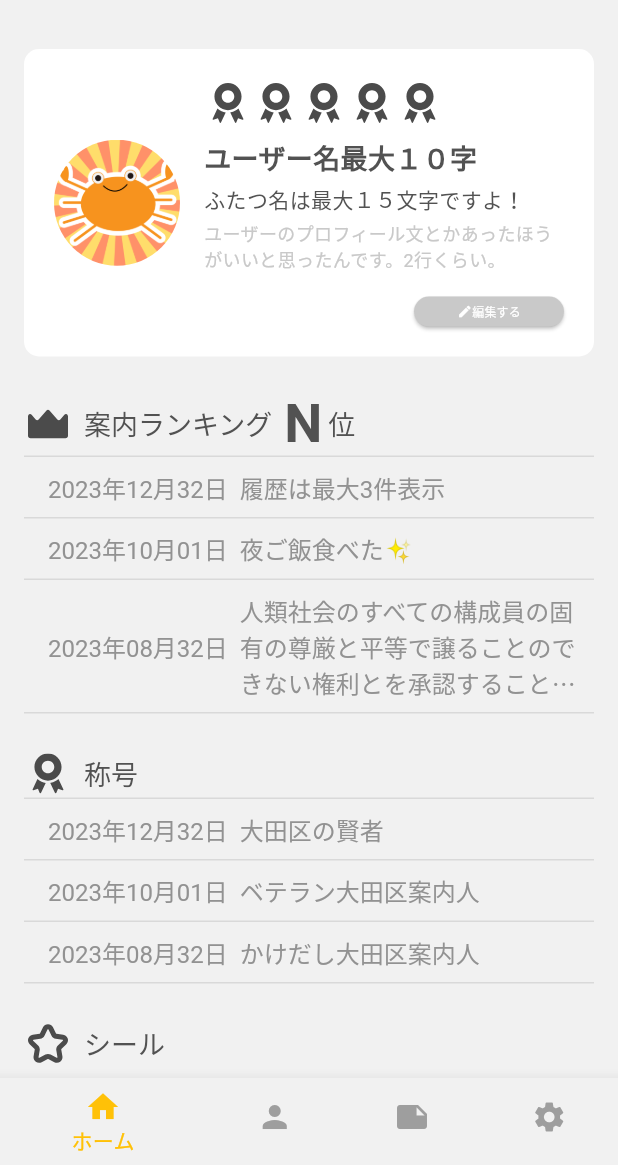
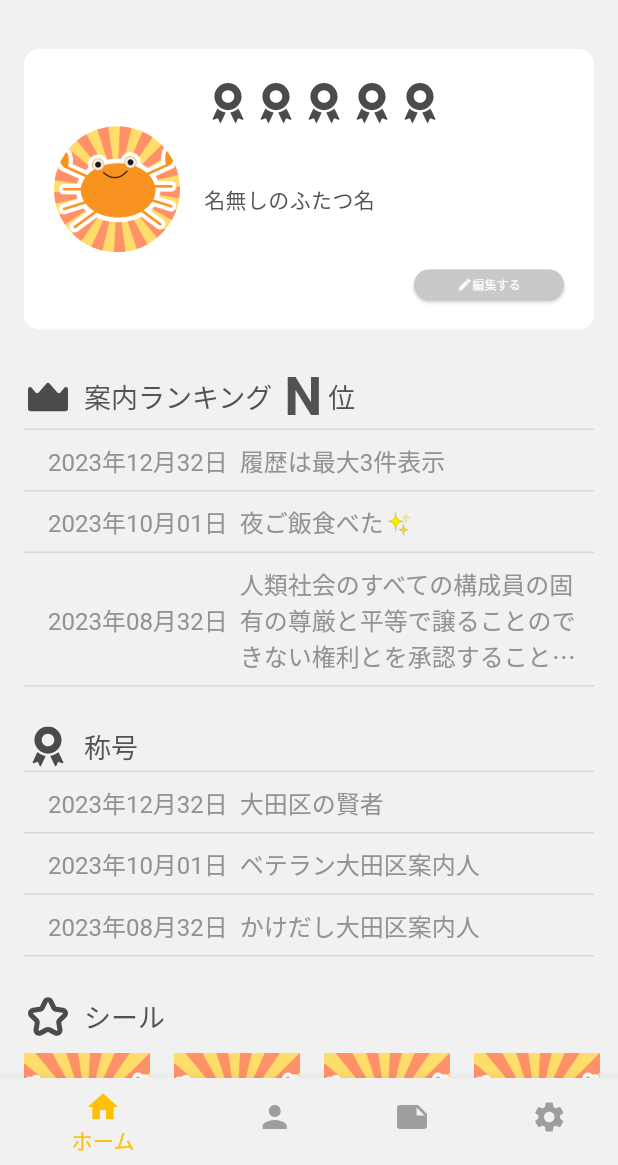
Before and after one commit to mokumoku-party/goupon_app, a Flutter app: the HomePage screen opened by its route, on a phone screen of 412 x 824 dp, the part 71-1236 px from its top. Run offline on Flutter 3.47's test engine with Material 2 defaults, Android fonts, the phone set to English and light mode, and no system bars; our stand-ins replace camera, dio, flutter_hooks, flutter_svg, flutter_svg_provider, freezed_annotation and 8 more; missing offline and left inert: dotlottie_loader, flutter_config; accounts and stored records are empty.

Commit message:
👍 ユーザデータ反映

```diff
--- a/lib/data/personal_state.dart
+++ b/lib/data/personal_state.dart
@@ -9,6 +9,8 @@ class PersonalState with _$PersonalState {
     @Default(UserType.none) UserType type,
     @Default('') String name,
     @Default('') String uuid,
+    String? nickname,
+    String? description,
   }) = _PersonalState;
 
   PersonalState._();
--- a/lib/pages/home_page.dart
+++ b/lib/pages/home_page.dart
@@ -250,6 +250,8 @@ class _ListItem extends HookConsumerWidget {
 class _ProfileCard extends HookConsumerWidget {
   @override
   Widget build(BuildContext context, WidgetRef ref) {
+    final user = ref.watch(personalProvider);
+
     return Container(
       decoration: BoxDecoration(
         color: Colors.white,
@@ -284,7 +286,7 @@ class _ProfileCard extends HookConsumerWidget {
                 ),
                 const SizedBox(height: 8),
                 Text(
-                  'ユーザー名最大１０字',
+                  user.name,
                   style: TextStyle(
                     fontSize: 18,
                     color: textColor,
@@ -293,7 +295,7 @@ class _ProfileCard extends HookConsumerWidget {
                 ),
                 const SizedBox(height: 4),
                 Text(
-                  'ふたつ名は最大１５文字ですよ！',
+                  user.nickname ?? '名無しのふたつ名',
                   style: TextStyle(
                     fontSize: 14,
                     color: textColor,
@@ -301,7 +303,7 @@ class _ProfileCard extends HookConsumerWidget {
                 ),
                 const SizedBox(height: 4),
                 Text(
-                  'ユーザーのプロフィール文とかあったほうがいいと思ったんです。2行くらい。',
+                  user.description ?? '',
                   style: TextStyle(
                     fontSize: 12,
                     color: subSubColor,
```
Also changed, not shown: lib/data/personal_state.freezed.dart.
